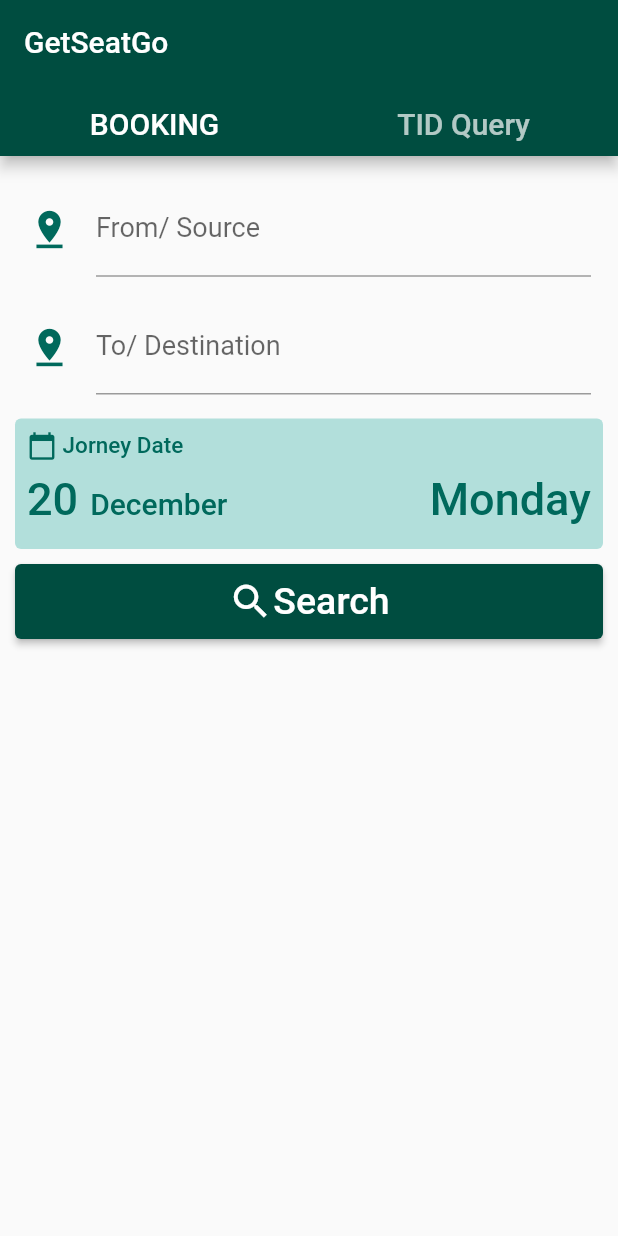
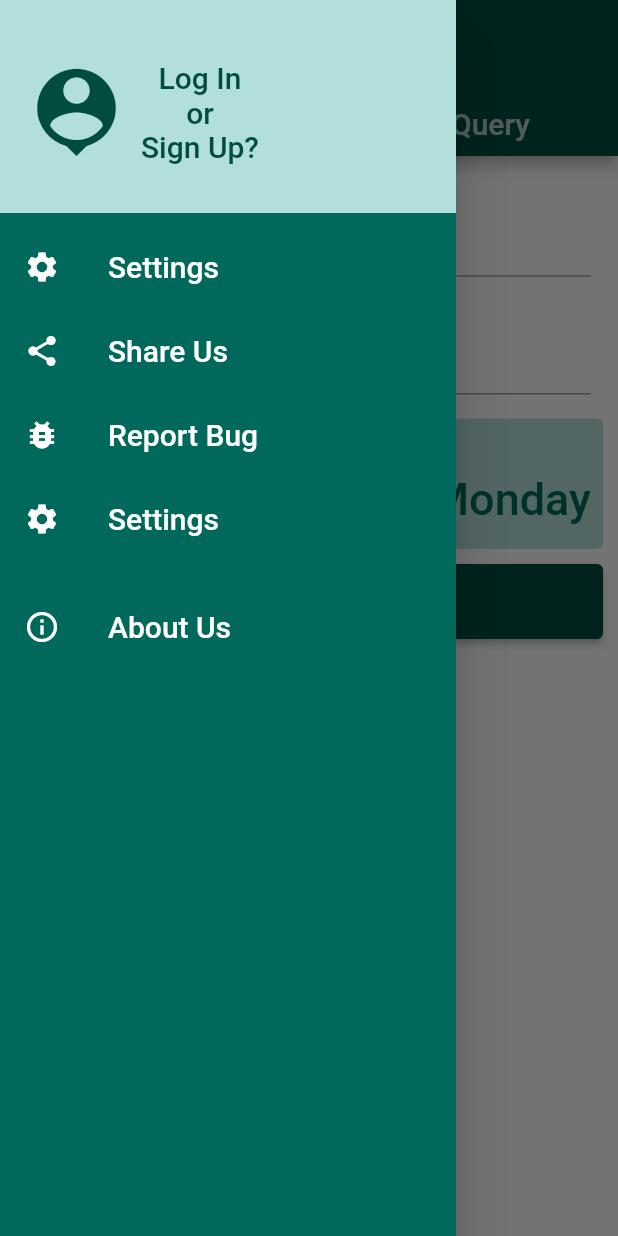
Before and after one commit to mohdziakamran/gsgflutter, a Flutter app: the screen it shows after launch, with the side drawer open (before the commit the screen has no drawer), on a phone screen of 412 x 824 dp. Run offline on Flutter 3.47's test engine with Material 2 defaults, Android fonts, the light colour scheme and no system bars; drawn by our look-alikes of flutter_typeahead; our stand-ins replace fluttertoast, validators; missing offline and left inert: dart:ffi, date_time_format.

Commit message:
just added simple view for drawer homepage

```diff
--- a/lib/homepage/date_picker_wig.dart
+++ b/lib/homepage/date_picker_wig.dart
@@ -16,8 +16,9 @@ class _DatePickerWigState extends State<DatePickerWig> {
     showDatePicker(
             context: context,
             initialDate: DateTime.now(),
-            firstDate: DateTime(DateTime.now().day - 1),
-            lastDate: DateTime(DateTime.now().year + 1))
+            // firstDate: DateTime(DateTime.now().day - 1),
+            firstDate: DateTime.now(),
+            lastDate: DateTime.now().add(const Duration(days: 120)))
         .then((pickedDate) {
       if (pickedDate == null) {
         return;
--- /dev/null
+++ b/lib/homepage/home_drawer.dart
@@ -0,0 +1,114 @@
+import 'dart:ffi';
+
+import 'package:flutter/material.dart';
+import 'package:gsgflutter/theme.dart';
+
+class HomeDrawer extends StatefulWidget {
+  const HomeDrawer({Key? key}) : super(key: key);
+
+  @override
+  _HomeDrawerState createState() => _HomeDrawerState();
+}
+
+class _HomeDrawerState extends State<HomeDrawer> {
+  @override
+  Widget build(BuildContext context) {
+    return Drawer(
+      backgroundColor: myTertiaryColor,
+      child: ListView(
+        padding: EdgeInsets.zero,
+        children: [
+          SizedBox(
+            height: 150,
+            child: DrawerHeader(
+              decoration: BoxDecoration(
+                color: mySecondaryColor,
+              ),
+              child: drawerHeaderWig(),
+            ),
+          ),
+
+          ///setting
+          mytiles(
+            Icons.settings,
+            'Settings',
+            () {
+              ///do somthing
+              Navigator.pop(context);
+            },
+          ),
+
+          ///share Us
+          mytiles(
+            Icons.share,
+            'Share Us',
+            () {
+              ///do somthing
+              Navigator.pop(context);
+            },
+          ),
+          mytiles(
+            Icons.bug_report,
+            'Report Bug',
+            () {
+              ///do somthing
+              Navigator.pop(context);
+            },
+          ),
+          mytiles(
+            Icons.settings,
+            'Settings',
+            () {
+              ///do somthing
+              Navigator.pop(context);
+            },
+          ),
+          Divider(),
+          mytiles(
+            Icons.info_outline,
+            'About Us',
+            () {
+              ///do somthing
+              Navigator.pop(context);
+            },
+          ),
+        ],
+      ),
+    );
+  }
+
+  Widget drawerHeaderWig() {
+    return Row(
+      children: [
+        Icon(
+          Icons.person_pin,
+          size: 70,
+          color: myPrimaryColor,
+        ),
+        TextButton(
+          onPressed: () {},
+          child: Text(
+            "Log In \nor\nSign Up?",
+            style: TextStyle(fontSize: 20, color: myPrimaryColor),
+            textAlign: TextAlign.center,
+          ),
+        ),
+      ],
+    );
+  }
+
+  ListTile mytiles(IconData icon, String text, void Function() func) {
+    return ListTile(
+      iconColor: Colors.white,
+      leading: Icon(icon),
+      title: Text(
+        text,
+        style: const TextStyle(
+          color: Colors.white,
+          fontSize: 20,
+        ),
+      ),
+      onTap: func,
+    );
+  }
+}
--- a/lib/homepage/my_home_page.dart
+++ b/lib/homepage/my_home_page.dart
@@ -1,6 +1,7 @@
 import 'package:flutter/material.dart';
 import 'package:gsgflutter/config/global_properties.dart';
 import 'package:gsgflutter/homepage/booking_query_tab.dart';
+import 'package:gsgflutter/homepage/home_drawer.dart';
 import 'package:gsgflutter/homepage/tid_query_tab.dart';
 
 class MyHomePage extends StatefulWidget {
@@ -37,6 +38,7 @@ class _MyHomePageState extends State<MyHomePage> {
           ),
           title: const Text(GlobalProperties.myTitle),
         ),
+        drawer: HomeDrawer(),
         body: const TabBarView(children: [
           BookingQueryTab(),
           TidQueryTab(),
```
